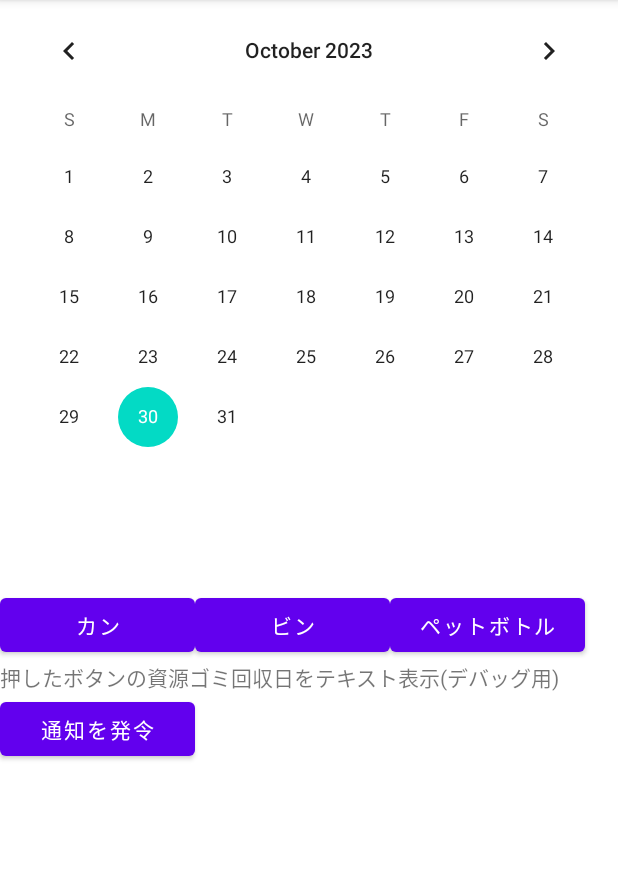
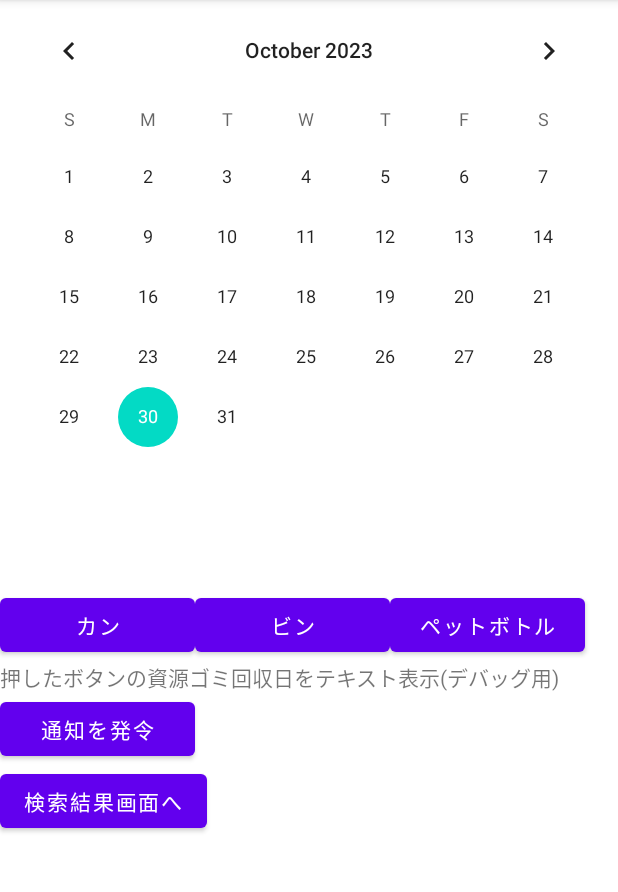
Before and after one commit to Ma4Ma4/RecycleApp, an Android app: the screen it shows after launch (MainActivity), on a phone screen of 412 x 824 dp, the part 84-976 px from its top. Run offline under Robolectric (Android 15) with nearby library versions, the phone set to English and light mode, and no system bars.

Commit message:
画面遷移お試し版(検索結果表示/出し忘れ)

```diff
--- a/app/src/main/java/com/example/recycleapp/MainActivity.kt
+++ b/app/src/main/java/com/example/recycleapp/MainActivity.kt
@@ -90,8 +90,8 @@ class MainActivity : AppCompatActivity() {
         val pendingIntent = PendingIntent.getActivity(this, 0, intent, 0)
 
         // EX. 通知に2択ボタンを設けてアクティビティ遷移の土台にする
-        // ここを遷移先のアクティビティを指定するインテントにすることで実装できそう
-        val intentForgot = Intent(this, MainActivity::class.java).apply {
+        // ここを遷移先のアクティビティ(出し忘れたので検索画面へ)を指定するインテントにすることで実装できそう
+        val intentForgot = Intent(this, DummyActivity::class.java).apply {
             flags = Intent.FLAG_ACTIVITY_NEW_TASK or Intent.FLAG_ACTIVITY_CLEAR_TASK
             putExtra(EXTRA_NOTIFICATION_ID, 0)
         }
@@ -114,8 +114,7 @@ class MainActivity : AppCompatActivity() {
             .addAction( //ゴミ出し忘れた選択肢
                 com.google.android.material.R.drawable.ic_clear_black_24, getString(R.string.forgot), //アイコンは適当
                 pendingIntentForgot)
-
-        //.setAutoCancel(true) //通知をタップしたら通知が消去される
+            .setAutoCancel(true) //通知をタップしたら通知が消去される
 
         // ボタンクリックを検出するイベントリスナー(通知トリガー用)
         val buttonNotify:Button = findViewById(R.id.button_notify)
@@ -127,6 +126,16 @@ class MainActivity : AppCompatActivity() {
                 notify(12345, builder.build())
             }
         }
+
+        // ボタンクリックを検出するイベントリスナー(検索結果画面ジャンプ用)
+        val buttonResult:Button = findViewById(R.id.button_result)
+        buttonResult.setOnClickListener {
+            // ここに[通知を発令]ボタン押下時の処理を記述
+            Log.d("INFO", "BUTTON RESULT WAS PRESSED")
+            val intentResult = Intent(this, ResultActivity::class.java)
+            startActivity(intentResult)
+        }
+
     }
 
     // CalendarViewで日にちが選択された時に呼び出されるリスナークラス
--- a/app/src/main/res/layout/activity_main.xml
+++ b/app/src/main/res/layout/activity_main.xml
@@ -80,6 +80,11 @@
         android:layout_height="wrap_content"
         android:text="@string/notify" />
 
-    <!-- test-->
+    <!-- 検索結果画面に飛ぶボタン -->
+    <Button
+        android:id="@+id/button_result"
+        android:layout_width="wrap_content"
+        android:layout_height="wrap_content"
+        android:text="@string/result" />
 
 </LinearLayout>
--- a/app/src/main/res/values/strings.xml
+++ b/app/src/main/res/values/strings.xml
@@ -4,6 +4,7 @@
     <string name="bin">ビン</string>
     <string name="pet">ペットボトル</string>
     <string name="notify">通知を発令</string>
+    <string name="result">検索結果画面へ</string>
     <string name="txt_by_bt">押したボタンの資源ゴミ回収日をテキスト表示(デバッグ用)</string>
     <string name="txt_can">カンは毎週水曜日に回収しています</string>
     <string name="txt_bin">ビンは毎週金曜日に回収しています</string>
@@ -14,5 +15,4 @@
     <string name="channel_description">通知チャネルディスクリプション</string>
     <string name="submit">出しました</string>
     <string name="forgot">忘れました</string>
-    <!-- test -->
 </resources>
```
Also changed, not shown: app/src/main/AndroidManifest.xml (+15 -0 lines), app/src/main/java/com/example/recycleapp/DummyActivity.kt (added, +27 -0 lines), app/src/main/java/com/example/recycleapp/ResultActivity.kt (added, +11 -0 lines), app/src/main/res/layout/activity_dummy.xml (added, +34 -0 lines), app/src/main/res/layout/activity_result.xml (added, +9 -0 lines).
